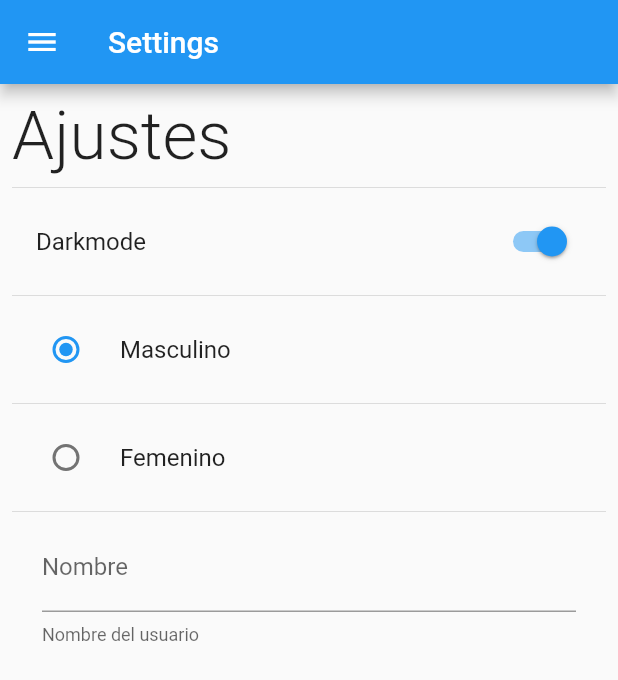
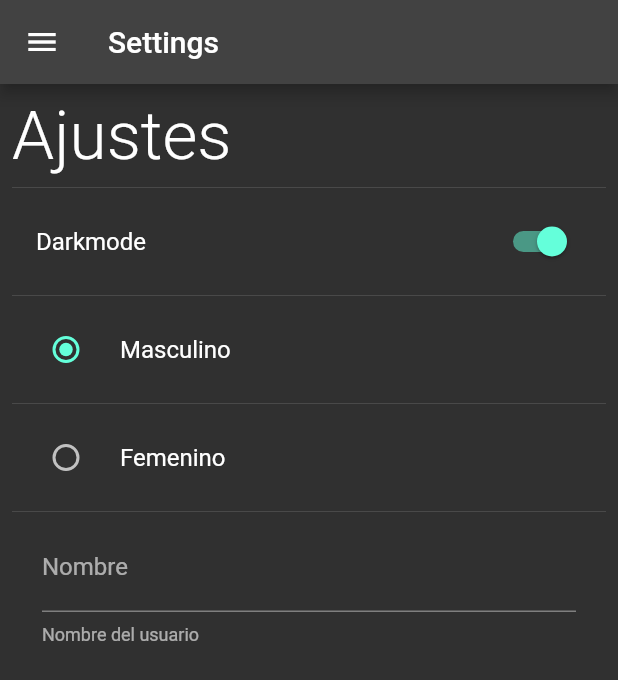
Before and after one commit to emersongonzal86/preferences_app, a Flutter app: the SettingsScreen screen opened by its route, after a tap on "Darkmode", on a phone screen of 412 x 824 dp. Shown: the top 680 px of the screen. Run offline on Flutter 3.47's test engine with Material 2 defaults, Android fonts, the phone set to English and light mode, and no system bars; our stand-ins replace shared_preferences; accounts and stored records are empty.

Commit message:
Change the theme automatically

```diff
--- /dev/null
+++ b/lib/providers/theme_provider.dart
@@ -0,0 +1,23 @@
+import 'package:flutter/material.dart';
+
+class ThemeProvider extends ChangeNotifier{
+
+  ThemeData currentTheme;
+  ThemeProvider({
+
+    required bool isDarkmode
+  }): currentTheme = isDarkmode ? ThemeData.dark() : ThemeData.light();
+
+
+  setLightMode(){
+    currentTheme = ThemeData.light();
+    notifyListeners();
+  }
+
+  setDarkmode(){
+    currentTheme = ThemeData.dark();
+    notifyListeners();
+  }
+
+
+}
--- a/lib/screens/settings_screen.dart
+++ b/lib/screens/settings_screen.dart
@@ -1,6 +1,8 @@
 import 'package:flutter/material.dart';
+import 'package:preferences_app/providers/theme_provider.dart';
 import 'package:preferences_app/share_preferences/preferences.dart';
 import 'package:preferences_app/widgets/widgets.dart';
+import 'package:provider/provider.dart';
 
 class SettingsScreen extends StatefulWidget {
 //nombre de ruta no deben existir dos rutas con el mismo nombre
@@ -39,6 +41,11 @@ class _SettingsScreenState extends State<SettingsScreen> {
                     title: const Text('Darkmode'),
                     onChanged: (value) {
                       Preferences.isDarkmode = value;
+                      final themeProvider = Provider.of<ThemeProvider>( context, listen: false);
+
+                      value
+                      ? themeProvider.setDarkmode()
+                      : themeProvider.setLightMode();
                       setState(() {});
                     }),
                 const Divider(),
--- a/pubspec.yaml
+++ b/pubspec.yaml
@@ -9,6 +9,7 @@ environment:
 dependencies:
   flutter:
     sdk: flutter
+  provider: ^6.0.5
   shared_preferences: ^2.2.2
 
 dev_dependencies:
```
Also changed, not shown: lib/main.dart (+10 -3 lines), pubspec.lock.
